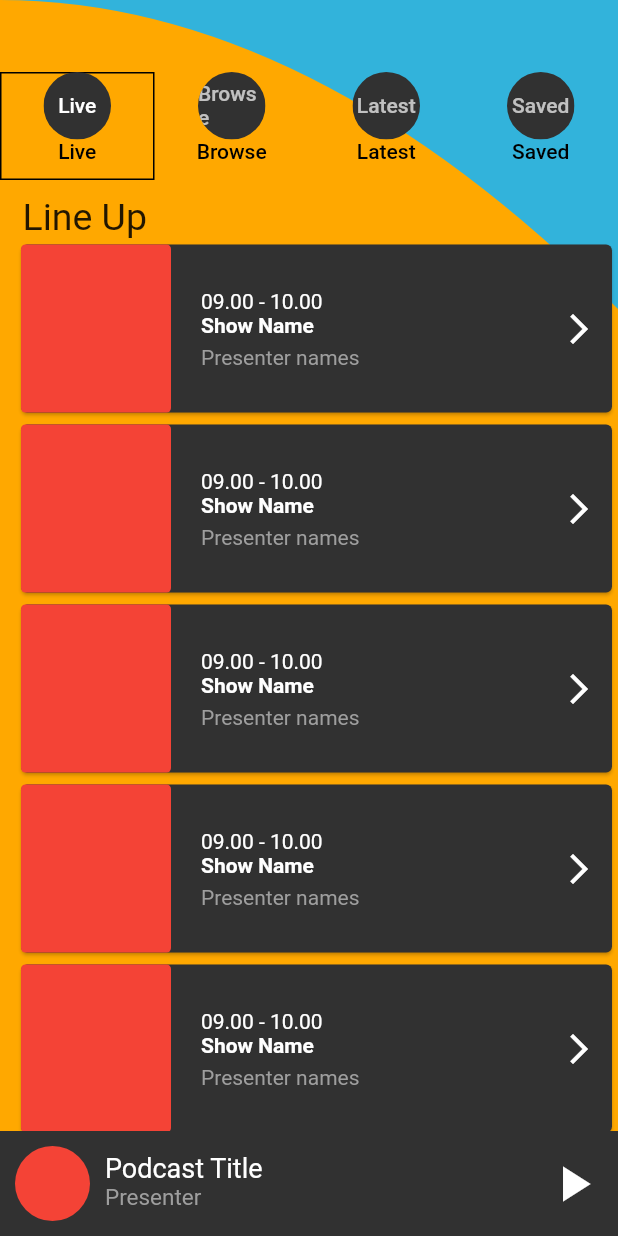
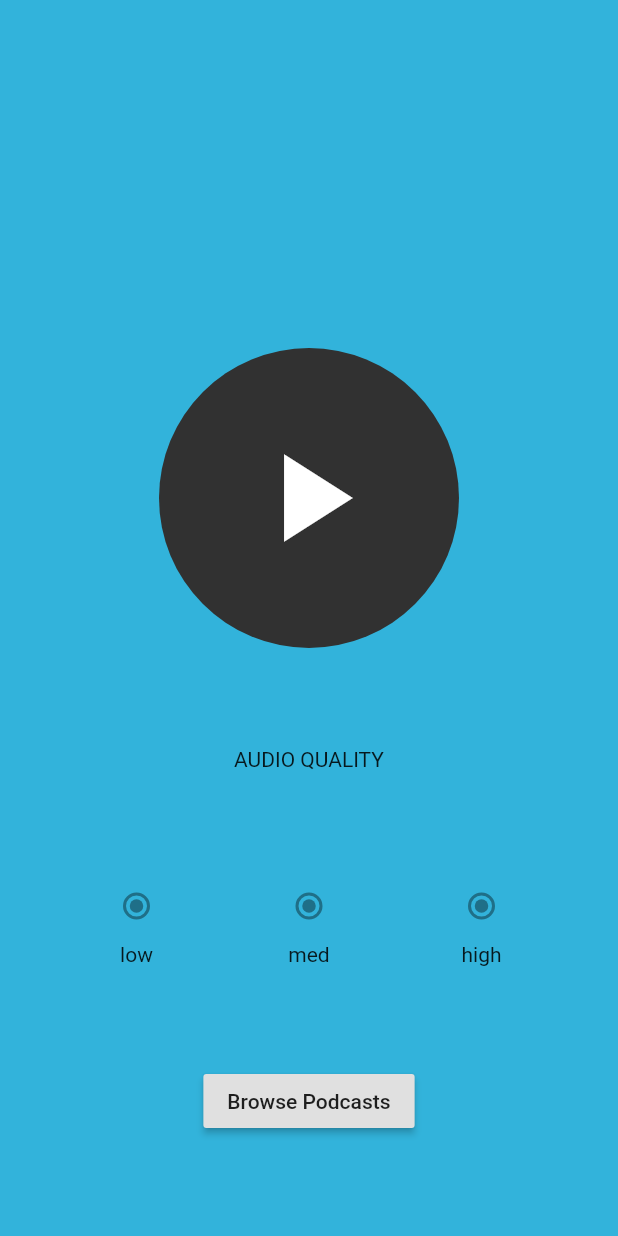
Before and after one commit to Kalela/JayFmFlutter, a Flutter app: the screen it shows after launch, on a phone screen of 412 x 824 dp. Run offline on Flutter 3.47's test engine with Material 2 defaults, Android fonts, the light colour scheme and no system bars.

Commit message:
set up new home screen

```diff
--- /dev/null
+++ b/lib/browse/browse.dart
@@ -0,0 +1,52 @@
+import 'package:flutter/material.dart';
+import 'package:jay_fm_flutter/browse/widgets.dart';
+import 'package:jay_fm_flutter/util/colors.dart';
+import 'package:jay_fm_flutter/util/values.dart';
+import 'package:jay_fm_flutter/util/widget/widget.dart';
+
+class BrowsePage extends StatelessWidget {
+  final List<Widget> tabViews = [
+    tabViewBackground(liveTabDetails()),
+    tabViewBackground(browseTabDetails()),
+    tabViewBackground(latestTabDetails()),
+    tabViewBackground(savedTabDetails()),
+  ];
+
+  @override
+  Widget build(BuildContext context) {
+    return Scaffold(
+      body: DefaultTabController(
+        length: tabViews.length,
+        child: Container(
+          child: Stack(
+            children: [
+              SizedBox.expand(
+                child: TabBarView(children: tabViews),
+              ),
+              SizedBox(
+                height: topBarHeight,
+                child: Padding(
+                  padding: const EdgeInsets.only(top: 48.0),
+                  child: TabBar(
+                    indicator: ShapeDecoration(shape: Border.all()),
+                    tabs: [
+                      topBarTab("Live", Colors.black),
+                      topBarTab("Browse", Colors.black),
+                      topBarTab("Latest", Colors.black),
+                      topBarTab("Saved", Colors.black),
+                    ],
+                  ),
+                ),
+              ),
+            ],
+          ),
+        ),
+      ),
+      bottomSheet: Container(
+        height: 70,
+        color: Colors.white,
+        child: nowPlayingFooter(jayFmFancyBlack, Colors.white, Colors.grey),
+      ),
+    );
+  }
+}
--- a/lib/home/widgets.dart
+++ b/lib/browse/widgets.dart
@@ -1,5 +1,4 @@
 import 'package:flutter/material.dart';
-import 'package:jay_fm_flutter/details/details.dart';
 import 'package:jay_fm_flutter/util/colors.dart';
 import 'package:jay_fm_flutter/util/values.dart';
 import 'package:jay_fm_flutter/util/widget/widget.dart';
--- a/lib/home/home.dart
+++ b/lib/home/home.dart
@@ -1,51 +1,62 @@
 import 'package:flutter/material.dart';
-import 'package:jay_fm_flutter/home/widgets.dart';
+import 'package:jay_fm_flutter/browse/browse.dart';
 import 'package:jay_fm_flutter/util/colors.dart';
-import 'package:jay_fm_flutter/util/values.dart';
-import 'package:jay_fm_flutter/util/widget/widget.dart';
 
 class HomePage extends StatelessWidget {
-  final List<Widget> tabViews = [
-    tabViewBackground(liveTabDetails()),
-    tabViewBackground(browseTabDetails()),
-    tabViewBackground(latestTabDetails()),
-    tabViewBackground(savedTabDetails()),
-  ];
-
+  final double playButtonDiameter = 200;
   @override
   Widget build(BuildContext context) {
     return Scaffold(
-      body: DefaultTabController(
-        length: tabViews.length,
-        child: Container(
-          child: Stack(
-            children: [
-              SizedBox.expand(
-                child: TabBarView(children: tabViews),
-              ),
-              SizedBox(
-                height: topBarHeight,
-                child: Padding(
-                  padding: const EdgeInsets.only(top: 48.0),
-                  child: TabBar(
-                    indicator: ShapeDecoration(shape: Border.all()),
-                    tabs: [
-                      topBarTab("Live", Colors.black),
-                      topBarTab("Browse", Colors.black),
-                      topBarTab("Latest", Colors.black),
-                      topBarTab("Saved", Colors.black),
-                    ],
+      backgroundColor: jayFmBlue,
+      body: Container(
+        child: Column(
+          mainAxisAlignment: MainAxisAlignment.spaceEvenly,
+          crossAxisAlignment: CrossAxisAlignment.center,
+          children: [
+            Padding(
+              padding: EdgeInsets.only(top: 100),
+            ),
+            Ink(
+              child: InkWell(
+                child: Container(
+                  height: playButtonDiameter,
+                  width: playButtonDiameter,
+                  child: Center(
+                    child: Icon(
+                      Icons.play_arrow,
+                      color: Colors.white,
+                      size: playButtonDiameter / 2,
+                    ),
                   ),
+                  decoration: BoxDecoration(
+                      shape: BoxShape.circle, color: jayFmFancyBlack),
                 ),
               ),
-            ],
-          ),
+            ),
+            Text("AUDIO QUALITY"),
+            Row(
+              mainAxisAlignment: MainAxisAlignment.spaceEvenly,
+              children: [
+                Column(
+                  children: [Radio(), Text("low")],
+                ),
+                Column(
+                  children: [Radio(), Text("med")],
+                ),
+                Column(
+                  children: [Radio(), Text("high")],
+                )
+              ],
+            ),
+            RaisedButton(
+              onPressed: () {
+                Navigator.push(context,
+                    MaterialPageRoute(builder: (context) => BrowsePage()));
+              },
+              child: Text("Browse Podcasts"),
+            ),
+          ],
         ),
-      ),
-      bottomSheet: Container(
-        height: 70,
-        color: Colors.white,
-        child: nowPlayingFooter(jayFmFancyBlack, Colors.white, Colors.grey),
       ),
     );
   }
--- a/lib/main.dart
+++ b/lib/main.dart
@@ -1,6 +1,7 @@
 import 'package:flutter/material.dart';
+import 'package:jay_fm_flutter/home/home.dart';
 
-import 'home/home.dart';
+import 'browse/browse.dart';
 
 void main() {
   runApp(MyApp());
```
